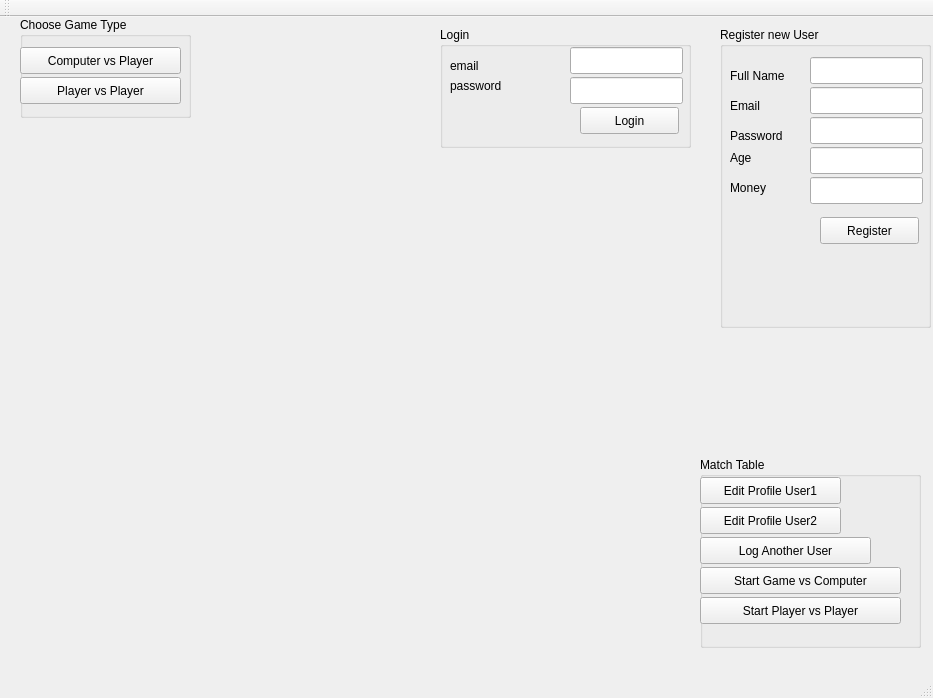
The window that mainwindow.ui (SamuelTiprigan/IP_blackJack) describes before a commit, drawn with Qt 5.
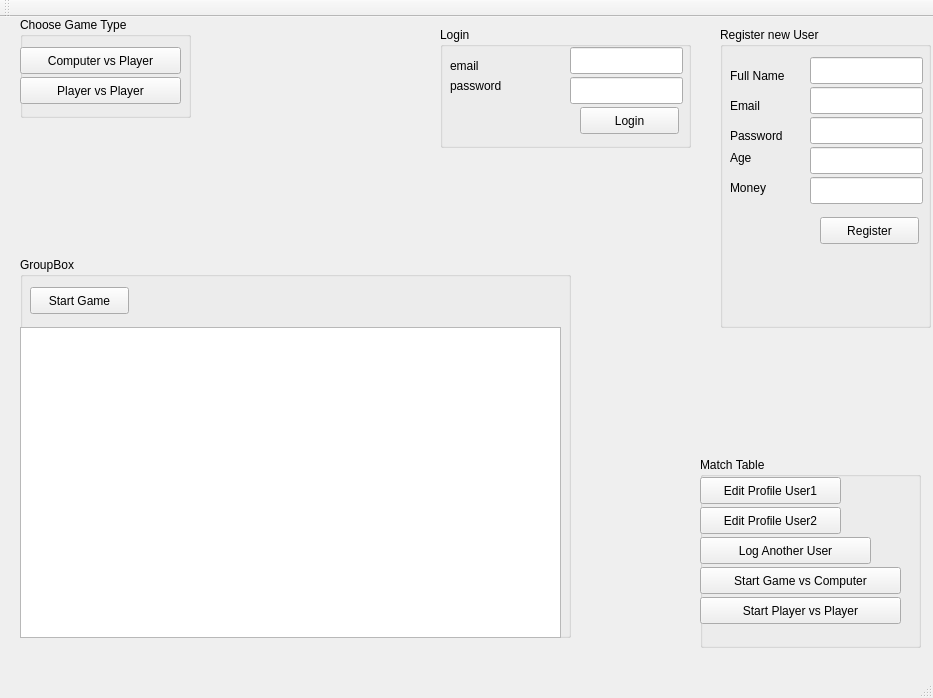
The same window after the commit.

Patch:
```diff
--- a/mainwindow.ui
+++ b/mainwindow.ui
@@ -347,6 +347,42 @@
      </property>
     </widget>
    </widget>
+   <widget class="QGroupBox" name="groupBox">
+    <property name="geometry">
+     <rect>
+      <x>20</x>
+      <y>240</y>
+      <width>551</width>
+      <height>381</height>
+     </rect>
+    </property>
+    <property name="title">
+     <string>GroupBox</string>
+    </property>
+    <widget class="QPlainTextEdit" name="plainTextEdit">
+     <property name="geometry">
+      <rect>
+       <x>0</x>
+       <y>70</y>
+       <width>541</width>
+       <height>311</height>
+      </rect>
+     </property>
+    </widget>
+    <widget class="QPushButton" name="pushButton_10">
+     <property name="geometry">
+      <rect>
+       <x>10</x>
+       <y>30</y>
+       <width>99</width>
+       <height>27</height>
+      </rect>
+     </property>
+     <property name="text">
+      <string>Start Game</string>
+     </property>
+    </widget>
+   </widget>
   </widget>
   <widget class="QMenuBar" name="menuBar">
    <property name="geometry">
```
